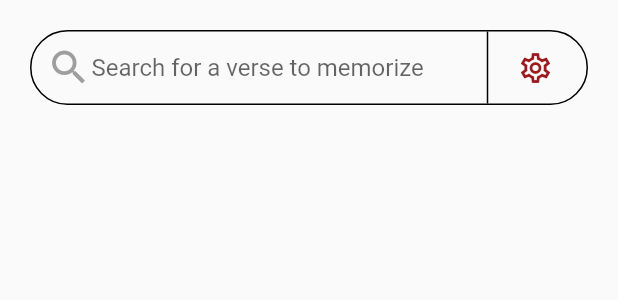
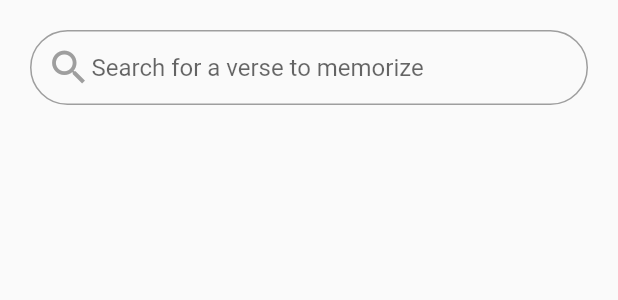
Before and after one commit to smolck/rwssp, a Flutter app: the SearchBar widget shown alone on an empty page, opened directly, on a phone screen of 412 x 824 dp. Shown: the top 300 px of the screen. Run offline on Flutter 3.47's test engine with Material 2 defaults, Android fonts, the phone set to English and light mode, and no system bars; our stand-ins replace outline_material_icons, sqflite; accounts and stored records are empty.

Commit message:
Add app icon + Visual Tweaks (#1)
Co-authored-by: smolck <46855713+smolck@users.noreply.github.com>

```diff
--- a/lib/styles.dart
+++ b/lib/styles.dart
@@ -43,6 +43,7 @@ TextStyle verseCardTitle = TextStyle(
 TextStyle verseCardVerse = TextStyle(
   color: palette['grey'],
   fontSize: 18.0,
-  fontWeight: FontWeight.w500,
+  fontWeight: FontWeight.w300,
+  fontStyle: FontStyle.italic,
   fontFamily: 'Montserrat',
 );
--- a/lib/widgets/bottom_nav_bar.dart
+++ b/lib/widgets/bottom_nav_bar.dart
@@ -11,7 +11,7 @@ Container bottomNavBar(BuildContext context,
       border: Border(
         top: BorderSide(
           style: BorderStyle.solid,
-          color: palette['black'],
+          color: palette['grey'],
         ),
       ),
     ),
@@ -26,7 +26,7 @@ Container bottomNavBar(BuildContext context,
         ),
         BottomNavigationBarItem(
           icon: Icon(
-            OMIcons.favorite,
+            OMIcons.favoriteBorder,
           ),
           title: Text('Favorites'),
         ),
--- a/lib/widgets/search_bar.dart
+++ b/lib/widgets/search_bar.dart
@@ -13,7 +13,7 @@ class SearchBar extends StatelessWidget {
       child: Container(
         height: 50,
         decoration: BoxDecoration(
-          border: Border.all(color: Colors.black),
+          border: Border.all(color: Colors.grey),
           borderRadius: BorderRadius.all(Radius.circular(30.0)),
           shape: BoxShape.rectangle,
         ),
@@ -31,24 +31,6 @@ class SearchBar extends StatelessWidget {
                 ),
               ),
             ),
-            Padding(
-              padding: EdgeInsets.only(left: 10.0, right: 10.0),
-              child: Row(
-                children: <Widget>[
-                  VerticalDivider(
-                    color: Colors.black,
-                    thickness: 1.0,
-                  ),
-                  Consumer<PageModel>(
-                    builder: (context, pageModel, _) => IconButton(
-                      onPressed: () => pageModel.setCurrentPage(AppPage.Settings),
-                      icon: Icon(OMIcons.settings),
-                      color: palette['red'],
-                    ),
-                  ),
-                ],
-              ),
-            ),
           ],
         ),
       ),
```
Also changed, not shown: lib/main.dart (+4 -10 lines), lib/widgets/verse_card.dart (+6 -33 lines), assets/Foreground_RWSSP-01.png (added), 20 other files.
